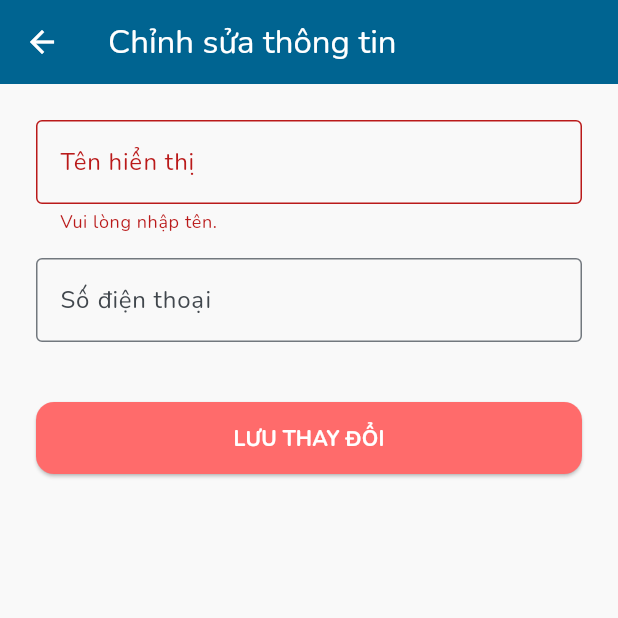
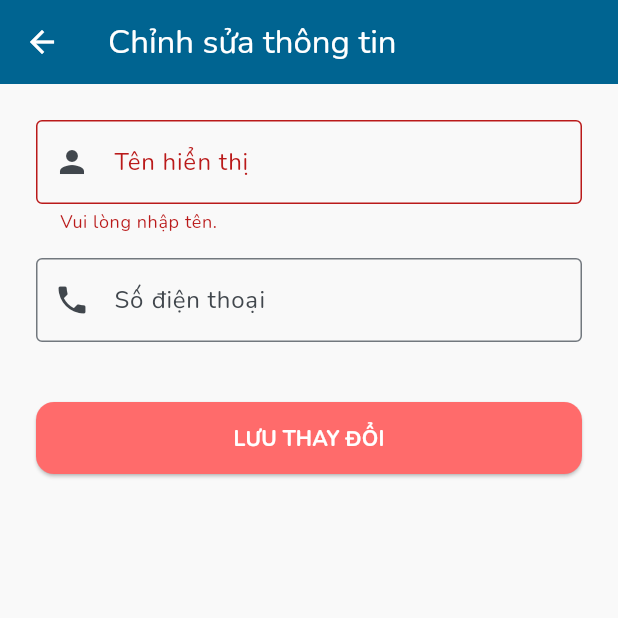
Before and after one commit to phuongbuiabc/mobile_app1, a Flutter app: the ChangeUserInfoScreen screen opened directly, after a tap on "LƯU THAY ĐỔI", on a phone screen of 412 x 824 dp, the top half of it. Run offline on Flutter 3.47's test engine with Material 3 defaults, Android fonts, the phone set to English and light mode, and no system bars; our stand-ins replace cached_network_image, cloud_firestore, firebase_auth, firebase_core, google_fonts, google_sign_in; missing offline and left inert: panorama_viewer; accounts and stored records are empty; network calls fail.

Commit message:
sửa proflie

```diff
--- a/lib/screens/profile/change_userInfor_screen.dart
+++ b/lib/screens/profile/change_userInfor_screen.dart
@@ -1,6 +1,7 @@
 import 'package:cloud_firestore/cloud_firestore.dart';
 import 'package:firebase_auth/firebase_auth.dart';
 import 'package:flutter/material.dart';
+// Đảm bảo đường dẫn import này đúng trong dự án của bạn
 import '../../config/palette.dart';
 
 class ChangeUserInfoScreen extends StatefulWidget {
@@ -12,11 +13,17 @@ class ChangeUserInfoScreen extends StatefulWidget {
 
 class _ChangeUserInfoScreenState extends State<ChangeUserInfoScreen> {
   final _formKey = GlobalKey<FormState>();
+
+  // Khởi tạo map controller rỗng
   final Map<String, TextEditingController> _controllers = {};
-  bool _isLoading = false;
+
+  // Biến check loading khi lưu
+  bool _isSaving = false;
+  // Biến check loading khi mới vào màn hình (lấy dữ liệu)
+  bool _isFetching = true;
+
   Map<String, dynamic>? _userData;
 
-  // Define fields here so it's easy to add more later.
   final List<_FieldDef> _fields = [
     _FieldDef(
       key: 'displayName',
@@ -33,15 +40,18 @@ class _ChangeUserInfoScreenState extends State<ChangeUserInfoScreen> {
   @override
   void initState() {
     super.initState();
+    // 1. Khởi tạo controller ngay lập tức với giá trị rỗng để tránh lỗi null ở hàm build
+    for (final f in _fields) {
+      _controllers[f.key] = TextEditingController();
+    }
+    // 2. Sau đó mới đi lấy dữ liệu
     _loadUserData();
   }
 
   Future<void> _loadUserData() async {
     final user = FirebaseAuth.instance.currentUser;
     if (user == null) {
-      for (final f in _fields) {
-        _controllers[f.key] = TextEditingController();
-      }
+      if (mounted) setState(() => _isFetching = false);
       return;
     }
 
@@ -52,40 +62,60 @@ class _ChangeUserInfoScreenState extends State<ChangeUserInfoScreen> {
           .get();
 
       if (doc.exists) {
-        _userData = doc.data() as Map<String, dynamic>;
+        _userData = doc.data();
       }
 
+      // Cập nhật text cho từng controller dựa trên dữ liệu lấy về
       for (final f in _fields) {
-        final initial = _getInitialValueForField(user, f.key);
-        _controllers[f.key] = TextEditingController(text: initial);
+        final initialValue = _getInitialValueForField(user, f.key);
+        // Lưu ý: Cần gán vào thuộc tính .text của controller đã tồn tại
+        if (_controllers.containsKey(f.key)) {
+          _controllers[f.key]!.text = initialValue ?? '';
+        }
       }
     } catch (e) {
-      // If error loading from Firestore, still initialize with Auth data
+      debugPrint("Lỗi tải dữ liệu user: $e");
+      // Nếu lỗi, thử fill bằng dữ liệu từ Auth (fallback)
       for (final f in _fields) {
-        final initial = _getInitialValueForField(user, f.key);
-        _controllers[f.key] = TextEditingController(text: initial);
+        if (_controllers.containsKey(f.key)) {
+          _controllers[f.key]!.text =
+              _getInitialValueForField(user, f.key) ?? '';
+        }
+      }
+    } finally {
+      // QUAN TRỌNG: Phải setState để giao diện hiển thị dữ liệu vừa điền vào controller
+      if (mounted) {
+        setState(() {
+          _isFetching = false;
+        });
       }
     }
   }
 
   String? _getInitialValueForField(User? user, String key) {
-    if (user == null) return null;
+    if (user == null) return '';
+
     switch (key) {
       case 'displayName':
+        // Ưu tiên lấy fullName trong collection users
+        final fullNameFromFirestore = _userData?['fullName'];
+        if (fullNameFromFirestore != null &&
+            fullNameFromFirestore.toString().isNotEmpty) {
+          return fullNameFromFirestore.toString();
+        }
+        // Nếu không có thì lấy từ Auth
         return user.displayName ?? '';
+
       case 'phone':
-        // Lấy từ Firestore trước, nếu không có thì lấy từ Firebase Auth
+        // Ưu tiên lấy phone trong collection users
         final phoneFromFirestore = _userData?['phone'];
-        if (phoneFromFirestore != null && phoneFromFirestore.toString().isNotEmpty) {
+        if (phoneFromFirestore != null &&
+            phoneFromFirestore.toString().isNotEmpty) {
           return phoneFromFirestore.toString();
         }
-        // Nếu không có trong Firestore, thử lấy từ Firebase Auth
-        final phoneFromAuth = user.phoneNumber;
-        if (phoneFromAuth != null && phoneFromAuth.isNotEmpty) {
-          return phoneFromAuth;
-        }
-        // Nếu không có thì trả về empty string (không hiển thị giá trị)
-        return '';
+        // Nếu không có thì lấy từ Auth
+        return user.phoneNumber ?? '';
+
       default:
         return '';
     }
@@ -102,47 +132,63 @@ class _ChangeUserInfoScreenState extends State<ChangeUserInfoScreen> {
   Future<void> _save() async {
     if (!_formKey.currentState!.validate()) return;
 
-    setState(() => _isLoading = true);
+    setState(() => _isSaving = true);
 
     final user = FirebaseAuth.instance.currentUser;
     if (user == null) {
       _showError('Không tìm thấy người dùng. Vui lòng đăng nhập lại.');
-      setState(() => _isLoading = false);
+      setState(() => _isSaving = false);
       return;
     }
 
     try {
       final updates = <String, dynamic>{};
 
-      // Handle displayName
-      final displayName = _controllers['displayName']!.text.trim();
-      if (displayName.isNotEmpty && displayName != user.displayName) {
-        // Update Firebase Auth profile
-        await user.updateDisplayName(displayName);
-        // Store the user's full name in Firestore under the `fullName` field.
-        updates['fullName'] = displayName;
+      // Xử lý Tên hiển thị
+      final displayNameInput = _controllers['displayName']!.text.trim();
+      // Logic kiểm tra thay đổi tên
+      // Lấy tên hiện tại (ưu tiên từ Firestore, fallback về Auth)
+      final currentDbName = _userData?['fullName']?.toString();
+      final currentAuthName = user.displayName;
+
+      // Nếu tên nhập vào khác tên trong DB hoặc (nếu DB chưa có thì khác Auth)
+      if (displayNameInput.isNotEmpty) {
+        updates['fullName'] = displayNameInput;
+        // Cập nhật luôn profile Auth để đồng bộ
+        if (displayNameInput != currentAuthName) {
+          await user.updateDisplayName(displayNameInput);
+        }
       }
 
-      // Handle phone number
-      final phone = _controllers['phone']!.text.trim();
-      final currentPhone = _userData?['phone']?.toString() ?? user.phoneNumber ?? '';
-      if (phone.isNotEmpty && phone != currentPhone) {
-        // Store phone in Firestore (we don't update Firebase Auth phoneNumber as it requires verification)
-        updates['phone'] = phone;
-      } else if (phone.isEmpty && currentPhone.isNotEmpty) {
-        // If user clears the phone field, remove it from Firestore
+      // Xử lý Số điện thoại
+      final phoneInput = _controllers['phone']!.text.trim();
+      final currentPhone =
+          _userData?['phone']?.toString() ?? user.phoneNumber ?? '';
+
+      if (phoneInput.isNotEmpty && phoneInput != currentPhone) {
+        updates['phone'] = phoneInput;
+      } else if (phoneInput.isEmpty && currentPhone.isNotEmpty) {
+        // Nếu người dùng xóa sđt, xóa field đó trong firestore
         updates['phone'] = FieldValue.delete();
       }
 
-      // Persist to Firestore users collection (merge so we don't overwrite other fields)
       if (updates.isNotEmpty) {
-        final doc = FirebaseFirestore.instance
+        final docRef = FirebaseFirestore.instance
             .collection('users')
             .doc(user.uid);
-        await doc.set(updates, SetOptions(merge: true));
+
+        // Sử dụng set với merge: true để tạo doc nếu chưa có, hoặc update nếu đã có
+        await docRef.set(updates, SetOptions(merge: true));
+
+        // Cập nhật lại _userData cục bộ để lần sau check không bị sai
+        // (Hoặc đơn giản là reload lại data)
+        if (_userData == null) {
+          _userData = updates;
+        } else {
+          _userData!.addAll(updates);
+        }
       }
 
-      // Optionally reload user so changes are reflected in currentUser
       await user.reload();
 
       if (!mounted) return;
@@ -153,17 +199,19 @@ class _ChangeUserInfoScreenState extends State<ChangeUserInfoScreen> {
         ),
       );
 
-      Navigator.pop(context);
+      // Trả về true để báo hiệu đã cập nhật thành công
+      Navigator.pop(context, true);
     } on FirebaseException catch (e) {
-      _showError('Đã xảy ra lỗi khi lưu: ${e.message}');
+      _showError('Lỗi Firebase: ${e.message}');
     } catch (e) {
-      _showError('Đã xảy ra lỗi không xác định. Vui lòng thử lại.');
+      _showError('Đã xảy ra lỗi không xác định.');
     } finally {
-      if (mounted) setState(() => _isLoading = false);
+      if (mounted) setState(() => _isSaving = false);
     }
   }
 
   void _showError(String message) {
+    if (!mounted) return;
     ScaffoldMessenger.of(context).showSnackBar(
       SnackBar(content: Text(message), backgroundColor: Colors.redAccent),
     );
@@ -177,7 +225,10 @@ class _ChangeUserInfoScreenState extends State<ChangeUserInfoScreen> {
         backgroundColor: Palette.primary,
         foregroundColor: Colors.white,
       ),
-      body: Form(
+      // Hiển thị vòng xoay loading khi đang tải dữ liệu ban đầu
+      body: _isFetching
+          ? const Center(child: CircularProgressIndicator())
+          : Form(
               key: _formKey,
               child: ListView(
                 padding: const EdgeInsets.all(24.0),
@@ -191,18 +242,25 @@ class _ChangeUserInfoScreenState extends State<ChangeUserInfoScreen> {
                           labelText: f.label,
                           hintText: f.hint,
                           border: const OutlineInputBorder(),
+                          // Thêm prefix icon cho đẹp (tùy chọn)
+                          prefixIcon: f.key == 'displayName'
+                              ? const Icon(Icons.person)
+                              : const Icon(Icons.phone),
                         ),
+                        keyboardType: f.key == 'phone'
+                            ? TextInputType.phone
+                            : TextInputType.text,
                         validator: (value) {
                           if (f.key == 'displayName') {
-                      if (value == null || value.trim().isEmpty)
+                            if (value == null || value.trim().isEmpty) {
                               return 'Vui lòng nhập tên.';
+                            }
                             if (value.trim().length < 2) return 'Tên quá ngắn.';
                           } else if (f.key == 'phone') {
-                      // Phone is optional, but if provided, validate format
                             if (value != null && value.trim().isNotEmpty) {
                               final phoneRegex = RegExp(r'^[0-9]{10,11}$');
                               if (!phoneRegex.hasMatch(value.trim())) {
-                          return 'Số điện thoại không hợp lệ. Vui lòng nhập 10-11 chữ số.';
+                                return 'Số điện thoại không hợp lệ (10-11 số).';
                               }
                             }
                           }
@@ -215,7 +273,7 @@ class _ChangeUserInfoScreenState extends State<ChangeUserInfoScreen> {
                   SizedBox(
                     height: 48,
                     child: ElevatedButton(
-                onPressed: _isLoading ? null : _save,
+                      onPressed: _isSaving ? null : _save,
                       style: ElevatedButton.styleFrom(
                         backgroundColor: Palette.accent,
                         foregroundColor: Colors.white,
@@ -223,8 +281,15 @@ class _ChangeUserInfoScreenState extends State<ChangeUserInfoScreen> {
                           borderRadius: BorderRadius.circular(12),
                         ),
                       ),
-                child: _isLoading
-                    ? const CircularProgressIndicator(color: Colors.white)
+                      child: _isSaving
+                          ? const SizedBox(
+                              height: 20,
+                              width: 20,
+                              child: CircularProgressIndicator(
+                                color: Colors.white,
+                                strokeWidth: 2,
+                              ),
+                            )
                           : const Text(
                               'LƯU THAY ĐỔI',
                               style: TextStyle(fontWeight: FontWeight.bold),
@@ -238,7 +303,6 @@ class _ChangeUserInfoScreenState extends State<ChangeUserInfoScreen> {
   }
 }
 
-// Simple field definition to make adding fields later straightforward.
 class _FieldDef {
   final String key;
   final String label;
```
Also changed, not shown: lib/screens/profile/account_screen.dart (+31 -10 lines), lib/screens/profile/settings_screen.dart (+1 -19 lines). Lines whose indentation alone changed are shown as unchanged.
